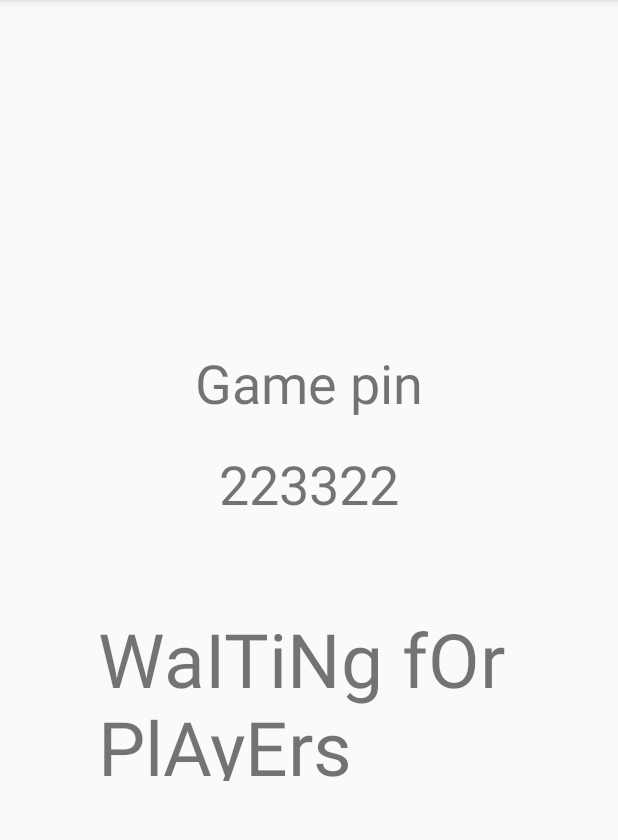
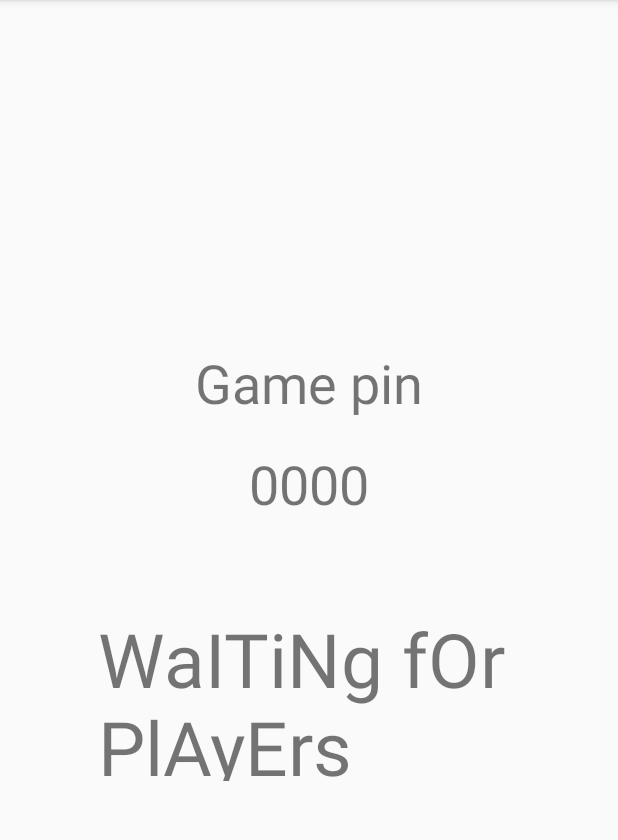
Before and after one commit to BMartynas/mafiaRoleGame, an Android app: the setUpRolesNumber screen opened directly, with no data from a screen before it, after a tap on "CONFIRM", on a phone screen of 412 x 824 dp, the part 84-924 px from its top. Run offline under Robolectric (Android 15) with nearby library versions, the phone set to English and light mode, and no system bars; our stand-ins replace Firebase (no records; nobody signed in at launch, a user with empty details on screens opened directly).

Commit message:
gradle. firebase fixed

```diff
--- /dev/null
+++ b/app/src/main/java/com/example/mafiarolegame/GameSession.java
@@ -0,0 +1,26 @@
+package com.example.mafiarolegame;
+
+public class GameSession {
+
+    private String pin;
+    private String name;
+
+    public GameSession() {
+    }
+
+    public String getPin() {
+        return pin;
+    }
+
+    public void setPin(String pin) {
+        this.pin = pin;
+    }
+
+    public String getName() {
+        return name;
+    }
+
+    public void setName(String name) {
+        this.name = name;
+    }
+}
--- a/app/src/main/java/com/example/mafiarolegame/NewGameLobby.java
+++ b/app/src/main/java/com/example/mafiarolegame/NewGameLobby.java
@@ -3,12 +3,17 @@ package com.example.mafiarolegame;
 import androidx.appcompat.app.AppCompatActivity;
 
 import android.os.Bundle;
+import android.widget.TextView;
 
 public class NewGameLobby extends AppCompatActivity {
+
+
 
     @Override
     protected void onCreate(Bundle savedInstanceState) {
         super.onCreate(savedInstanceState);
         setContentView(R.layout.activity_new_game_lobby);
+
+        //TextView gamePin = new (TextView) findViewById(R.id.game_pin_text);
     }
 }
--- a/app/src/main/java/com/example/mafiarolegame/setUpRolesNumber.java
+++ b/app/src/main/java/com/example/mafiarolegame/setUpRolesNumber.java
@@ -15,7 +15,8 @@ public class setUpRolesNumber extends AppCompatActivity {
 
     private FirebaseDatabase database = FirebaseDatabase.getInstance();
     private DatabaseReference rootRef = database.getReference();
-    private DatabaseReference pinRef;
+    private DatabaseReference gameRef;
+    public GameSession game;
 //    private DatabaseReference playersRef;
 //    private DatabaseReference pnRef;
 //    private DatabaseReference snRef;
@@ -30,8 +31,8 @@ public class setUpRolesNumber extends AppCompatActivity {
         final EditText numberOfCitizens = (EditText) findViewById(R.id.numberOfCitizens);
         final EditText numberOfMafia = (EditText) findViewById(R.id.numberOfMafia);
 
-//        final EditText sessionName = (EditText) findViewById(R.id.session_name_text);
-//        final EditText sessionPin = (EditText) findViewById(R.id.session_pin_text);
+        final EditText sessionName = (EditText) findViewById(R.id.session_name_text);
+        final EditText sessionPin = (EditText) findViewById(R.id.session_pin_text);
 
         Button incNumberOfRoles = (Button) findViewById(R.id.incNumerOfRoles);
         Button incNumberOfCitizens = (Button) findViewById(R.id.incNumerOfCitizens);
@@ -97,8 +98,12 @@ public class setUpRolesNumber extends AppCompatActivity {
                 openNewGameLobby();
                 createNewSession();
 
-                pinRef = rootRef.child("0001");
-                pinRef.setValue("works");
+                game = new GameSession();
+                game.setPin(sessionPin.getText().toString());
+                game.setName(sessionName.getText().toString());
+
+                gameRef = rootRef.child(game.getPin());
+                gameRef.setValue(game);
 //                snRef = pinRef.child("session name");
 //                snRef.setValue(sessionName.getText().toString());
 //                playersRef = pinRef.child("Players");
--- a/app/src/main/res/layout/activity_new_game_lobby.xml
+++ b/app/src/main/res/layout/activity_new_game_lobby.xml
@@ -19,10 +19,10 @@
         app:layout_constraintVertical_bias="0.321" />
 
     <TextView
-        android:id="@+id/textView2"
+        android:id="@+id/game_pin_text"
         android:layout_width="wrap_content"
         android:layout_height="wrap_content"
-        android:text="223322"
+        android:text="0000"
         android:textSize="36sp"
         app:layout_constraintBottom_toBottomOf="parent"
         app:layout_constraintEnd_toEndOf="parent"
@@ -40,6 +40,6 @@
         app:layout_constraintEnd_toEndOf="parent"
         app:layout_constraintHorizontal_bias="0.5"
         app:layout_constraintStart_toStartOf="parent"
-        app:layout_constraintTop_toBottomOf="@+id/textView2"
+        app:layout_constraintTop_toBottomOf="@+id/game_pin_text"
         app:layout_constraintVertical_bias="0.192" />
 </androidx.constraintlayout.widget.ConstraintLayout>
--- a/app/src/main/res/layout/activity_set_up_roles_number.xml
+++ b/app/src/main/res/layout/activity_set_up_roles_number.xml
@@ -108,7 +108,7 @@
         app:layout_constraintEnd_toStartOf="@+id/decNumerOfRoles"
         app:layout_constraintHorizontal_bias="0.41"
         app:layout_constraintStart_toStartOf="parent"
-        app:layout_constraintTop_toBottomOf="@+id/textView2" />
+        app:layout_constraintTop_toBottomOf="@+id/game_pin_text" />
 
     <Button
         android:id="@+id/decNumerOfCitizens"
@@ -147,12 +147,12 @@
         android:layout_marginTop="80dp"
         android:text="-"
         app:layout_constraintBottom_toBottomOf="parent"
-        app:layout_constraintStart_toEndOf="@+id/textView2"
+        app:layout_constraintStart_toEndOf="@+id/game_pin_text"
         app:layout_constraintTop_toTopOf="parent"
         app:layout_constraintVertical_bias="0.009" />
 
     <TextView
-        android:id="@+id/textView2"
+        android:id="@+id/game_pin_text"
         android:layout_width="166dp"
         android:layout_height="26dp"
         android:layout_marginStart="16dp"
```
